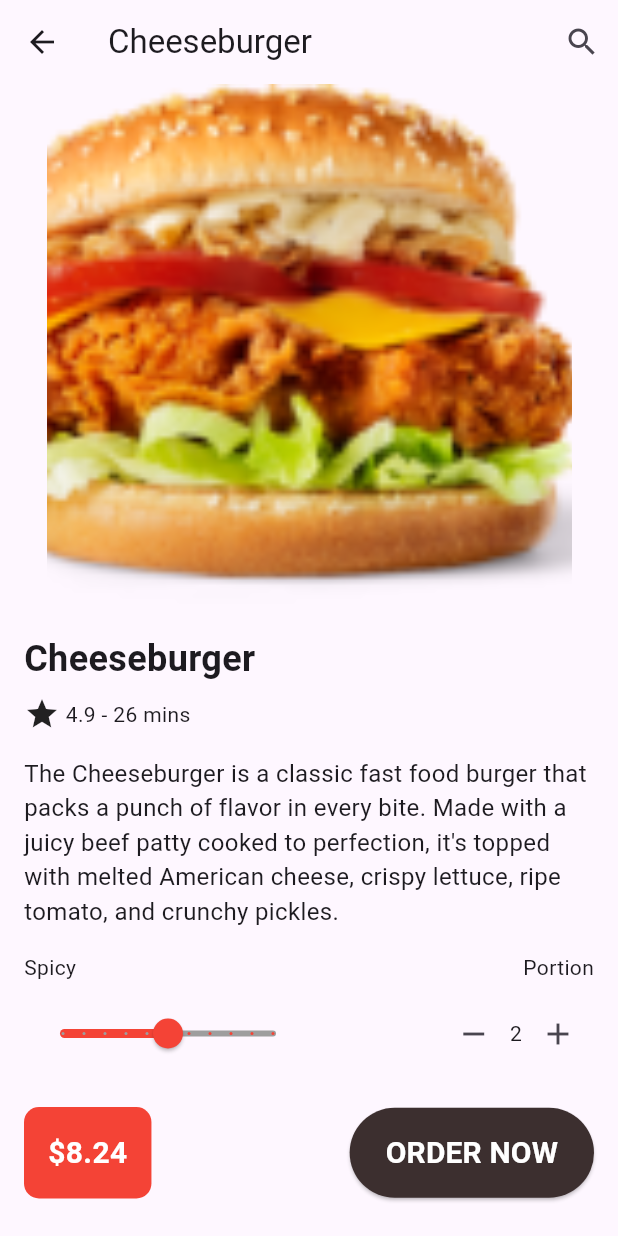
After one commit to SongKheang/FinalProjectMobile, a Flutter app: the screen it shows after launch, after a tap on "Cheeseburger", on a phone screen of 412 x 824 dp. The commit adds this screen. Run offline on Flutter 3.47's test engine with Material 3 defaults, Android fonts, the phone set to English and light mode, and no system bars.

Commit message:
page product detail

```diff
--- a/lib/pages/home.dart
+++ b/lib/pages/home.dart
@@ -1,5 +1,7 @@
+import 'package:first_app/pages/productDetail.dart';
 import 'package:flutter/material.dart';
-import 'package:flutter_svg/flutter_svg.dart';
+// ignore: unnecessary_import
+import 'package:flutter/cupertino.dart'; // ADD THIS LINE
 
 void main() {
   runApp(MaterialApp(
@@ -66,6 +68,7 @@ class HomePage extends StatelessWidget {
               ),
             ),
             const SizedBox(height: 16),
+
             Row(
               mainAxisAlignment: MainAxisAlignment.spaceBetween,
               children: [
@@ -80,6 +83,7 @@ class HomePage extends StatelessWidget {
                 FilterChip(label: const Text('Classics'), onSelected: (_) {}),
               ],
             ),
+
             const SizedBox(height: 16),
             Expanded(
               child: GridView.count(
@@ -156,7 +160,21 @@ class FoodCard extends StatelessWidget {
 
   @override
   Widget build(BuildContext context) {
-    return Card(
+    return GestureDetector( // Wrap with GestureDetector for tap handling
+      onTap: () {
+        Navigator.push(
+          context,
+          MaterialPageRoute(
+            builder: (context) => ProductDetails( // Navigate to ProductDetails page
+              title: title,
+              imageUrl: imageUrl,
+              subtitle: subtitle,
+              rating: rating,
+            ),
+          ),
+        );
+      },
+      child: Card(
       shape: RoundedRectangleBorder(borderRadius: BorderRadius.circular(15)),
       child: Column(
         crossAxisAlignment: CrossAxisAlignment.start,
@@ -194,6 +212,7 @@ class FoodCard extends StatelessWidget {
             ),
           ),
         ],
+      ),
       ),
     );
   }
--- /dev/null
+++ b/lib/pages/productdetail.dart
@@ -0,0 +1,156 @@
+import 'package:flutter/material.dart';
+
+class ProductDetails extends StatelessWidget {
+  final String imageUrl;
+  final String title;
+  final String subtitle;
+  final double rating;
+
+  const ProductDetails({
+    super.key,
+    required this.imageUrl,
+    required this.title,
+    required this.subtitle,
+    required this.rating,
+  });
+
+  @override
+  Widget build(BuildContext context) {
+    return Scaffold(
+      appBar: AppBar(
+        leading: IconButton(
+          icon: const Icon(Icons.arrow_back),
+          onPressed: () {
+            Navigator.pop(context);
+          },
+        ),
+        title: Text(title),
+        actions: [
+          IconButton(
+            icon: const Icon(Icons.search),
+            onPressed: () {},
+          ),
+        ],
+      ),
+      body: SingleChildScrollView(
+        child: Column(
+          children: [
+            Container(
+
+            alignment: Alignment.center,
+            child: Image.asset(
+              imageUrl,
+              fit: BoxFit.cover,
+              height: 350,
+              width: 350,
+            ),
+          ),
+            Padding(
+              padding: const EdgeInsets.all(16.0),
+              child: Column(
+                crossAxisAlignment: CrossAxisAlignment.start,
+                children: [
+                  Text(
+                    title,
+                    style: const TextStyle(
+                      fontSize: 24.0,
+                      fontWeight: FontWeight.bold,
+                    ),
+                  ),
+                  const SizedBox(height: 8.0),
+                  Row(
+                    children: [
+                      const Icon(Icons.star),
+                      Text(' $rating - 26 mins'),
+                    ],
+                  ),
+                  const SizedBox(height: 16.0),
+                  Text(
+                    'The $title is a classic fast food burger that packs a punch of flavor in every bite. Made with a juicy beef patty cooked to perfection, it\'s topped with melted American cheese, crispy lettuce, ripe tomato, and crunchy pickles.',
+                    style: const TextStyle(fontSize: 16.0),
+                  ),
+                  const SizedBox(height: 16.0),
+                  const Row(
+                    mainAxisAlignment: MainAxisAlignment.spaceBetween,
+                    children: [
+                      Text('Spicy'),
+                      Text('Portion'),
+                    ],
+                  ),
+                  const SizedBox(height: 10.0),
+                  Row(
+                    mainAxisAlignment: MainAxisAlignment.spaceBetween,
+                    children: [
+                      Slider(
+                        value: 0.5,
+                        onChanged: (value) {},
+                        min: 0.0,
+                        max: 1.0,
+                        divisions: 10,
+                        label: 'Mild',
+                        activeColor: Colors.red,
+                        inactiveColor: Colors.grey,
+                      ),
+                      Row(
+                        children: [
+                          IconButton(
+                            icon: const Icon(Icons.remove),
+                            onPressed: () {},
+                          ),
+                          const Text('2'),
+                          IconButton(
+                            icon: const Icon(Icons.add),
+                            onPressed: () {},
+                          ),
+                        ],
+                      ),
+                    ],
+                  ),
+                  const SizedBox(height: 25.0),
+                  Row(
+                    mainAxisAlignment: MainAxisAlignment.spaceBetween,
+                    children: [
+                      Container(
+                        padding: const EdgeInsets.all(16.0),
+                        decoration: BoxDecoration(
+                          color: Colors.red,
+                          borderRadius: BorderRadius.circular(10.0),
+                        ),
+
+                        child: const Text(
+                          '\$8.24',
+                          style: TextStyle(
+                            fontSize: 20.0,
+                            fontWeight: FontWeight.bold,
+                            color: Colors.white,
+                          ),
+                        ),
+                      ),
+
+                      ElevatedButton(
+                        onPressed: () {},
+                        style: ElevatedButton.styleFrom(
+                          backgroundColor: const Color(0xFF3C2F2F),
+                          fixedSize: const Size.fromHeight(60.0), // Set height here // Background color
+                        ),
+                        child: const Text(
+                          'ORDER NOW',
+                          style: TextStyle(
+                            fontSize: 20.0,
+                            //height: 8,
+                            fontWeight: FontWeight.bold,
+                            color: Colors.white, // Text color
+                          ),
+                        ),
+                      ),
+                    ],
+                  ),
+                ],
+              ),
+            ),
+          ],
+        ),
+      ),
+    );
+  }
+}
```
